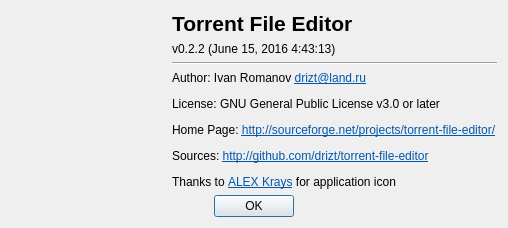
torrent-file-editor/torrent-file-editor, file aboutdlg.ui: the form before one commit.
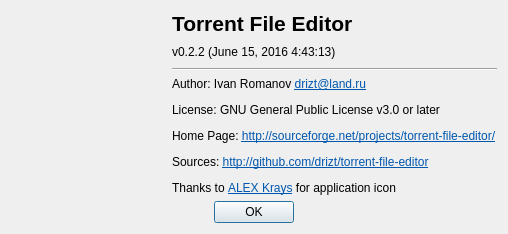
The form after the commit. Icons and pictures are not drawn.

Commit message: Disable translatable string in About window

Patch:
```diff
--- a/aboutdlg.ui
+++ b/aboutdlg.ui
@@ -7,7 +7,7 @@
     <x>0</x>
     <y>0</y>
     <width>508</width>
-    <height>210</height>
+    <height>234</height>
    </rect>
   </property>
   <property name="windowTitle">
```
Left out of the diff: 2 changed lines with no effect on the pictures.
